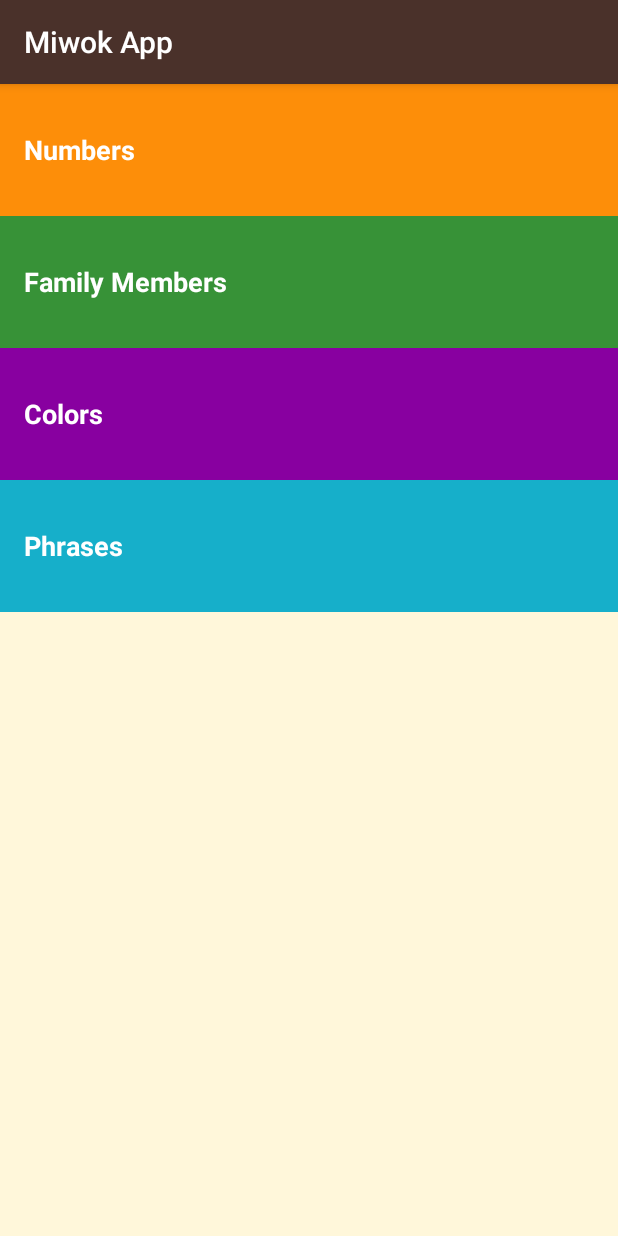
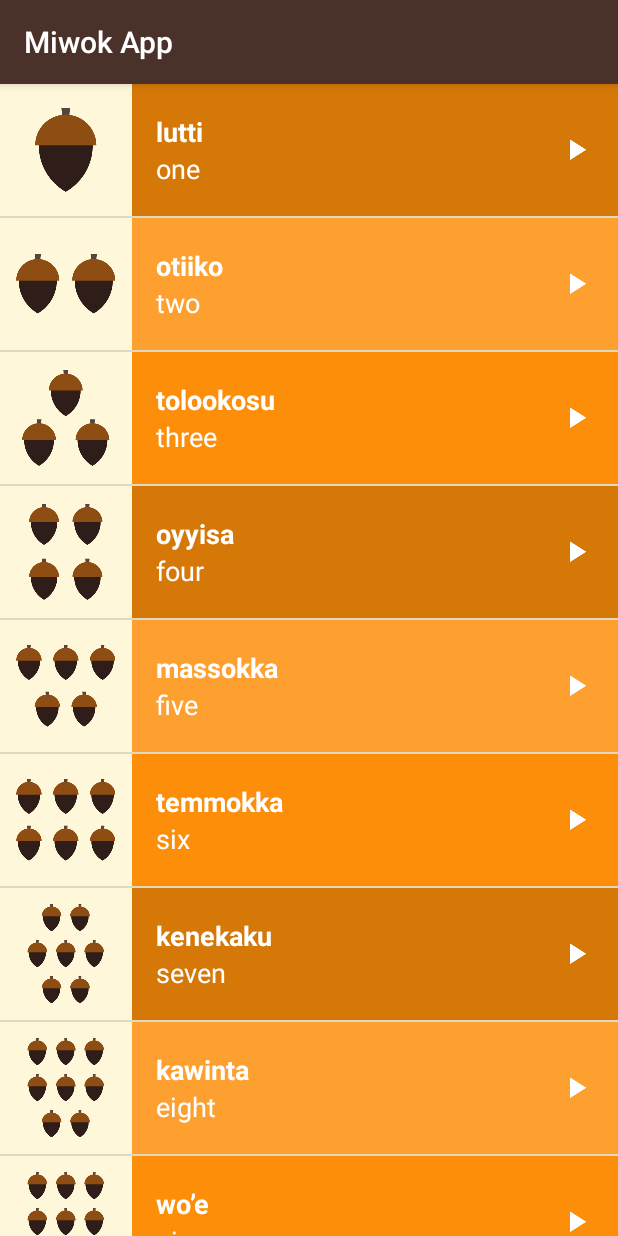
Before and after one commit to omega9999/Miwok, an Android app: the screen it shows after launch (MainActivity), on a phone screen of 412 x 824 dp. Run offline under Robolectric (Android 15) with nearby library versions, the phone set to English and light mode, and no system bars.

Commit message:
initial migration to fragment

```diff
--- a/app/src/main/java/com/example/android/miwok/ColorsActivity.java
+++ b/app/src/main/java/com/example/android/miwok/ColorsFragment.java
@@ -2,7 +2,7 @@ package com.example.android.miwok;
 
 import java.util.ArrayList;
 
-public class ColorsActivity extends GenericActivity {
+public class ColorsFragment extends GenericFragment {
 
     @Override
     protected ArrayList<Word> getWords() {
--- a/app/src/main/java/com/example/android/miwok/FamilyActivity.java
+++ b/app/src/main/java/com/example/android/miwok/FamilyFragment.java
@@ -2,7 +2,7 @@ package com.example.android.miwok;
 
 import java.util.ArrayList;
 
-public class FamilyActivity extends GenericActivity {
+public class FamilyFragment extends GenericFragment {
 
     @Override
     protected ArrayList<Word> getWords() {
--- a/app/src/main/java/com/example/android/miwok/GenericActivity.java
+++ b/app/src/main/java/com/example/android/miwok/GenericFragment.java
@@ -4,29 +4,31 @@ import android.content.Context;
 import android.media.AudioManager;
 import android.media.MediaPlayer;
 import android.os.Bundle;
+import android.view.LayoutInflater;
+import android.view.View;
+import android.view.ViewGroup;
 import android.widget.ListView;
 
-import androidx.appcompat.app.AppCompatActivity;
+import androidx.annotation.NonNull;
+import androidx.annotation.Nullable;
+import androidx.fragment.app.Fragment;
 
 import java.util.ArrayList;
 
-public abstract class GenericActivity extends AppCompatActivity {
+public abstract class GenericFragment extends Fragment {
 
-    protected abstract ArrayList<Word> getWords();
 
-    protected abstract int getBackgroundColorId();
-
+    @Nullable
     @Override
-    protected void onCreate(Bundle savedInstanceState) {
-        super.onCreate(savedInstanceState);
-        setContentView(R.layout.word_list);
-        this.mContext = this;
-        this.mAudioManager = (AudioManager) getSystemService(Context.AUDIO_SERVICE);
+    public View onCreateView(@NonNull LayoutInflater inflater, @Nullable ViewGroup container, @Nullable Bundle savedInstanceState) {
+        View root = inflater.inflate(R.layout.word_list, container, false);
+        this.mContext = getContext();
+        this.mAudioManager = (AudioManager) this.mContext.getSystemService(Context.AUDIO_SERVICE);
 
         ArrayList<Word> words = getWords();
         // TODO https://developer.android.com/guide/topics/ui/layout/recyclerview.html
-        final ListView listView = findViewById(R.id.list);
-        listView.setAdapter(new WordAdapter(this, words, getBackgroundColorId()));
+        final ListView listView = root.findViewById(R.id.list);
+        listView.setAdapter(new WordAdapter(this.mContext, words, getBackgroundColorId()));
         listView.setOnItemClickListener((parent, view, position, id) -> {
             final Word word = words.get(position);
             releaseMediaPlayer();
@@ -37,32 +39,43 @@ public abstract class GenericActivity extends AppCompatActivity {
                 this.mMediaPlayer.setOnCompletionListener(mp -> releaseMediaPlayer());
             }
         });
+        return root;
+
+    }
+
+    protected abstract ArrayList<Word> getWords();
+
+    protected abstract int getBackgroundColorId();
+
+    @Override
+    public void onCreate(Bundle savedInstanceState) {
+        super.onCreate(savedInstanceState);
     }
 
 
     @Override
-    protected void onStart() {
+    public void onStart() {
         super.onStart();
     }
 
     @Override
-    protected void onResume() {
+    public void onResume() {
         super.onResume();
     }
 
     @Override
-    protected void onPause() {
+    public void onPause() {
         super.onPause();
     }
 
     @Override
-    protected void onStop() {
+    public void onStop() {
         super.onStop();
         releaseMediaPlayer();
     }
 
     @Override
-    protected void onDestroy() {
+    public void onDestroy() {
         super.onDestroy();
     }
 
--- a/app/src/main/java/com/example/android/miwok/MainActivity.java
+++ b/app/src/main/java/com/example/android/miwok/MainActivity.java
@@ -1,18 +1,24 @@
 package com.example.android.miwok;
 
-import android.content.Intent;
 import android.os.Bundle;
-import android.util.Log;
-import android.view.View;
-import android.widget.TextView;
 
-import androidx.annotation.Nullable;
+import androidx.annotation.NonNull;
 import androidx.appcompat.app.AppCompatActivity;
+import androidx.fragment.app.Fragment;
+import androidx.fragment.app.FragmentManager;
+import androidx.fragment.app.FragmentPagerAdapter;
+import androidx.viewpager.widget.ViewPager;
+
+import java.util.ArrayList;
 
 // TODO see https://pttrns.com/android-patterns?scid=31
 // TODO see global action https://developer.android.com/guide/navigation/navigation-design-graph
 // TODO see https://developer.android.com/guide/navigation
 // TODO see https://www.youtube.com/watch?v=Y0Cs2MQxyIs
+// TODO see tabs and ViewPager https://www.youtube.com/watch?v=zQekzaAgIlQ
+// TODO see Android Development Patterns https://www.youtube.com/playlist?list=PLWz5rJ2EKKc-lJo_RGGXL2Psr8vVCTWjM
+// TODO see fragment guide http://developer.android.com/guide/components/fragments.html
+// TODO see fragment jetpack (build a dynamic UI with Fragments) https://developer.android.com/guide/components/fragments
 
 public class MainActivity extends AppCompatActivity {
 
@@ -23,53 +29,37 @@ public class MainActivity extends AppCompatActivity {
         super.onCreate(savedInstanceState);
         setContentView(R.layout.activity_main);
 
-        final TextView numbers = findViewById(R.id.numbers);
-        numbers.setOnClickListener(view -> {
-            Log.d(TAG, "Click on numbers");
-            manageOnClick(view);
-        });
-        final TextView colors = findViewById(R.id.colors);
-        colors.setOnClickListener(view -> {
-            Log.d(TAG, "Click on colors");
-            manageOnClick(view);
-        });
-        final TextView family = findViewById(R.id.family);
-        family.setOnClickListener(view -> {
-            Log.d(TAG, "Click on family");
-            manageOnClick(view);
-        });
-        final TextView phrases = findViewById(R.id.phrases);
-        phrases.setOnClickListener(view -> {
-            Log.d(TAG, "Click on phrases");
-            manageOnClick(view);
-        });
+        ViewPager viewPager = findViewById(R.id.viewpager);
+        // Create an adapter that knows which fragment should be shown on each page
+        SimpleFragmentPagerAdapter adapter = new SimpleFragmentPagerAdapter(getSupportFragmentManager(),FragmentPagerAdapter.BEHAVIOR_SET_USER_VISIBLE_HINT);
+        // Set the adapter onto the view pager
+        viewPager.setAdapter(adapter);
     }
 
 
-    public void manageOnClick(@Nullable final View view) {
 
-        if (view != null) {
-            Intent intent = null;
-            switch (view.getId()) {
-                case R.id.numbers:
-                    intent = new Intent(this, NumbersActivity.class);
-                    break;
-                case R.id.colors:
-                    intent = new Intent(this, ColorsActivity.class);
-                    break;
-                case R.id.family:
-                    intent = new Intent(this, FamilyActivity.class);
-                    break;
-                case R.id.phrases:
-                    intent = new Intent(this, PhrasesActivity.class);
-                    break;
-            }
-            if (intent != null) {
-                if (intent.resolveActivity(getPackageManager()) != null) {
-                    startActivity(intent);
-                }
 
-            }
+    private class SimpleFragmentPagerAdapter extends FragmentPagerAdapter{
+        SimpleFragmentPagerAdapter(@NonNull FragmentManager fm, int behavior) {
+            super(fm, behavior);
+            this.mFragments = new ArrayList<>();
+            this.mFragments.add(new NumbersFragment());
+            this.mFragments.add(new ColorsFragment());
+            this.mFragments.add(new FamilyFragment());
+            this.mFragments.add(new PhrasesFragment());
         }
+
+        @NonNull
+        @Override
+        public Fragment getItem(int position) {
+            return this.mFragments.get(position);
+        }
+
+        @Override
+        public int getCount() {
+            return this.mFragments.size();
+        }
+
+        private final ArrayList<Fragment> mFragments;
     }
 }
--- a/app/src/main/java/com/example/android/miwok/NumbersActivity.java
+++ b/app/src/main/java/com/example/android/miwok/NumbersFragment.java
@@ -2,7 +2,7 @@ package com.example.android.miwok;
 
 import java.util.ArrayList;
 
-public class NumbersActivity extends GenericActivity {
+public class NumbersFragment extends GenericFragment {
 
     @Override
     protected ArrayList<Word> getWords() {
--- a/app/src/main/java/com/example/android/miwok/PhrasesActivity.java
+++ b/app/src/main/java/com/example/android/miwok/PhrasesFragment.java
@@ -2,7 +2,7 @@ package com.example.android.miwok;
 
 import java.util.ArrayList;
 
-public class PhrasesActivity extends GenericActivity {
+public class PhrasesFragment extends GenericFragment {
 
     @Override
     protected ArrayList<Word> getWords() {
--- a/app/src/main/res/layout/activity_main.xml
+++ b/app/src/main/res/layout/activity_main.xml
@@ -8,51 +8,9 @@
     android:orientation="vertical"
     tools:context="com.example.android.miwok.MainActivity">
 
-    <FrameLayout
+    <androidx.viewpager.widget.ViewPager
+        android:id="@+id/viewpager"
         android:layout_width="match_parent"
-        android:layout_height="wrap_content"
-        android:background="@color/category_numbers">
+        android:layout_height="match_parent" />
 
-        <TextView
-            android:id="@+id/numbers"
-            style="@style/CategoryStyle"
-            android:background="?android:attr/selectableItemBackground"
-            android:text="@string/category_numbers" />
-    </FrameLayout>
-
-    <FrameLayout
-        android:layout_width="match_parent"
-        android:layout_height="wrap_content"
-        android:background="@color/category_family">
-
-        <TextView
-            android:id="@+id/family"
-            style="@style/CategoryStyle"
-            android:background="?android:attr/selectableItemBackground"
-            android:text="@string/category_family" />
-    </FrameLayout>
-
-    <FrameLayout
-        android:layout_width="match_parent"
-        android:layout_height="wrap_content"
-        android:background="@color/category_colors">
-
-        <TextView
-            android:id="@+id/colors"
-            style="@style/CategoryStyle"
-            android:background="?android:attr/selectableItemBackground"
-            android:text="@string/category_colors" />
-    </FrameLayout>
-
-    <FrameLayout
-        android:layout_width="match_parent"
-        android:layout_height="wrap_content"
-        android:background="@color/category_phrases">
-
-        <TextView
-            android:id="@+id/phrases"
-            style="@style/CategoryStyle"
-            android:background="?android:attr/selectableItemBackground"
-            android:text="@string/category_phrases" />
-    </FrameLayout>
 </LinearLayout>
```
Also changed, not shown: app/src/main/AndroidManifest.xml (+0 -36 lines).
